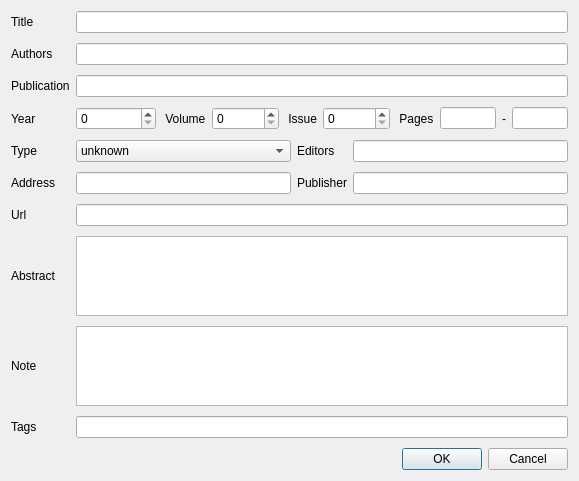
First picture: the form in PaperDlg.ui, repository congchenutd/papernet, before the edit.
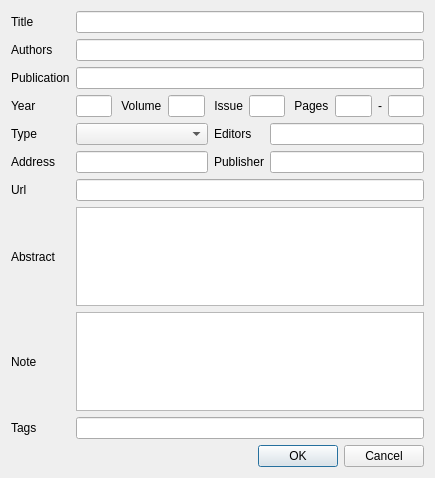
Second picture: the form after the edit. Custom widgets are drawn as their Qt base class.

Commit message: + FieldEdit interface and MyLineEdit, MyPlainTextEdit classes = PaperDlg simplified: all the edits are FieldEdit

The edit to the form file:
```diff
--- a/PaperDlg.ui
+++ b/PaperDlg.ui
@@ -6,71 +6,55 @@
    <rect>
     <x>0</x>
     <y>0</y>
-    <width>579</width>
-    <height>481</height>
+    <width>435</width>
+    <height>478</height>
    </rect>
   </property>
   <property name="windowTitle">
    <string>PaperDlg</string>
   </property>
   <layout class="QGridLayout" name="gridLayout">
-   <property name="verticalSpacing">
-    <number>10</number>
-   </property>
-   <item row="8" column="0">
-    <widget class="QLabel" name="label_4">
+   <item row="0" column="0">
+    <widget class="QLabel" name="label">
      <property name="text">
-      <string>Note</string>
+      <string>Title</string>
      </property>
     </widget>
    </item>
-   <item row="9" column="0">
-    <widget class="QLabel" name="label_6">
+   <item row="0" column="1" colspan="4">
+    <widget class="MyLineEdit" name="leTitle"/>
+   </item>
+   <item row="1" column="0">
+    <widget class="QLabel" name="Authors">
      <property name="text">
-      <string>Tags</string>
+      <string>Authors</string>
      </property>
     </widget>
    </item>
-   <item row="8" column="1" colspan="3">
-    <widget class="QPlainTextEdit" name="teNote"/>
+   <item row="1" column="1" colspan="4">
+    <widget class="MyLineEdit" name="leAuthors"/>
    </item>
-   <item row="10" column="3">
-    <widget class="QDialogButtonBox" name="buttonBox">
-     <property name="standardButtons">
-      <set>QDialogButtonBox::Cancel|QDialogButtonBox::Ok</set>
+   <item row="2" column="0">
+    <widget class="QLabel" name="label_2">
+     <property name="text">
+      <string>Publication</string>
      </property>
     </widget>
    </item>
-   <item row="7" column="1" colspan="3">
-    <widget class="QPlainTextEdit" name="teAbstract"/>
+   <item row="2" column="1" colspan="4">
+    <widget class="MyLineEdit" name="lePublication"/>
    </item>
-   <item row="7" column="0">
-    <widget class="QLabel" name="label_3">
+   <item row="3" column="0">
+    <widget class="QLabel" name="label_5">
      <property name="text">
-      <string>Abstract</string>
+      <string>Year</string>
      </property>
     </widget>
    </item>
-   <item row="3" column="1" colspan="3">
+   <item row="3" column="1" colspan="4">
     <layout class="QHBoxLayout" name="horizontalLayout">
      <item>
-      <widget class="QSpinBox" name="sbYear">
-       <property name="sizePolicy">
-        <sizepolicy hsizetype="Expanding" vsizetype="Fixed">
-         <horstretch>1</horstretch>
-         <verstretch>0</verstretch>
-        </sizepolicy>
-       </property>
-       <property name="minimumSize">
-        <size>
-         <width>80</width>
-         <height>0</height>
-        </size>
-       </property>
-       <property name="maximum">
-        <number>3000</number>
-       </property>
-      </widget>
+      <widget class="MyLineEdit" name="leYear"/>
      </item>
      <item>
       <widget class="QLabel" name="label_8">
@@ -80,20 +64,7 @@
       </widget>
      </item>
      <item>
-      <widget class="QSpinBox" name="sbVolume">
-       <property name="sizePolicy">
-        <sizepolicy hsizetype="Expanding" vsizetype="Fixed">
-         <horstretch>1</horstretch>
-         <verstretch>0</verstretch>
-        </sizepolicy>
-       </property>
-       <property name="maximum">
-        <number>999999999</number>
-       </property>
-       <property name="value">
-        <number>0</number>
-       </property>
-      </widget>
+      <widget class="MyLineEdit" name="leVolume"/>
      </item>
      <item>
       <widget class="QLabel" name="label_9">
@@ -103,20 +74,7 @@
       </widget>
      </item>
      <item>
-      <widget class="QSpinBox" name="sbIssue">
-       <property name="sizePolicy">
-        <sizepolicy hsizetype="Expanding" vsizetype="Fixed">
-         <horstretch>1</horstretch>
-         <verstretch>0</verstretch>
-        </sizepolicy>
-       </property>
-       <property name="maximum">
-        <number>999999999</number>
-       </property>
-       <property name="value">
-        <number>0</number>
-       </property>
-      </widget>
+      <widget class="MyLineEdit" name="leIssue"/>
      </item>
      <item>
       <widget class="QLabel" name="label_10">
@@ -126,14 +84,7 @@
       </widget>
      </item>
      <item>
-      <widget class="QLineEdit" name="leStartPage">
-       <property name="sizePolicy">
-        <sizepolicy hsizetype="Expanding" vsizetype="Fixed">
-         <horstretch>1</horstretch>
-         <verstretch>0</verstretch>
-        </sizepolicy>
-       </property>
-      </widget>
+      <widget class="MyLineEdit" name="leStartPage"/>
      </item>
      <item>
       <widget class="QLabel" name="label_11">
@@ -143,29 +94,29 @@
       </widget>
      </item>
      <item>
-      <widget class="QLineEdit" name="leEndPage">
-       <property name="sizePolicy">
-        <sizepolicy hsizetype="Expanding" vsizetype="Fixed">
-         <horstretch>1</horstretch>
-         <verstretch>0</verstretch>
-        </sizepolicy>
-       </property>
-      </widget>
+      <widget class="MyLineEdit" name="leEndPage"/>
      </item>
     </layout>
    </item>
-   <item row="2" column="1" colspan="3">
-    <widget class="QLineEdit" name="lePublication"/>
+   <item row="4" column="0">
+    <widget class="QLabel" name="label_7">
+     <property name="text">
+      <string>Type</string>
+     </property>
+    </widget>
    </item>
-   <item row="1" column="0">
-    <widget class="QLabel" name="Authors">
+   <item row="4" column="1">
+    <widget class="SetTextComboBox" name="comboType"/>
+   </item>
+   <item row="4" column="2">
+    <widget class="QLabel" name="label_13">
      <property name="text">
-      <string>Authors</string>
+      <string>Editors</string>
      </property>
     </widget>
    </item>
-   <item row="5" column="1">
-    <widget class="QLineEdit" name="leAddress"/>
+   <item row="4" column="4">
+    <widget class="MyLineEdit" name="leEditors"/>
    </item>
    <item row="5" column="0">
     <widget class="QLabel" name="label_14">
@@ -174,29 +125,18 @@
      </property>
     </widget>
    </item>
-   <item row="0" column="0">
-    <widget class="QLabel" name="label">
-     <property name="text">
-      <string>Title</string>
-     </property>
-    </widget>
+   <item row="5" column="1">
+    <widget class="MyLineEdit" name="leAddress"/>
    </item>
-   <item row="5" column="2">
+   <item row="5" column="2" colspan="2">
     <widget class="QLabel" name="label_12">
      <property name="text">
       <string>Publisher</string>
      </property>
     </widget>
    </item>
-   <item row="4" column="0">
-    <widget class="QLabel" name="label_7">
-     <property name="text">
-      <string>Type</string>
-     </property>
-    </widget>
-   </item>
-   <item row="4" column="3">
-    <widget class="QLineEdit" name="leEditors"/>
+   <item row="5" column="4">
+    <widget class="MyLineEdit" name="lePublisher"/>
    </item>
    <item row="6" column="0">
     <widget class="QLabel" name="label_15">
@@ -205,91 +145,46 @@
      </property>
     </widget>
    </item>
-   <item row="4" column="2">
-    <widget class="QLabel" name="label_13">
+   <item row="6" column="1" colspan="4">
+    <widget class="MyLineEdit" name="leUrl"/>
+   </item>
+   <item row="7" column="0">
+    <widget class="QLabel" name="label_3">
      <property name="text">
-      <string>Editors</string>
+      <string>Abstract</string>
      </property>
     </widget>
    </item>
-   <item row="2" column="0">
-    <widget class="QLabel" name="label_2">
+   <item row="7" column="1" colspan="4">
+    <widget class="MyPlainTextEdit" name="teAbstract"/>
+   </item>
+   <item row="8" column="0">
+    <widget class="QLabel" name="label_4">
      <property name="text">
-      <string>Publication</string>
+      <string>Note</string>
      </property>
     </widget>
    </item>
-   <item row="3" column="0">
-    <widget class="QLabel" name="label_5">
+   <item row="8" column="1" colspan="4">
+    <widget class="MyPlainTextEdit" name="teNote"/>
+   </item>
+   <item row="9" column="0">
+    <widget class="QLabel" name="label_6">
      <property name="text">
-      <string>Year</string>
+      <string>Tags</string>
      </property>
     </widget>
    </item>
-   <item row="1" column="1" colspan="3">
-    <widget class="QLineEdit" name="leAuthors"/>
+   <item row="9" column="1" colspan="4">
+    <widget class="MyLineEdit" name="leTags"/>
    </item>
-   <item row="0" column="1" colspan="3">
-    <widget class="QLineEdit" name="leTitle"/>
-   </item>
-   <item row="6" column="1" colspan="3">
-    <widget class="QLineEdit" name="leUrl"/>
-   </item>
-   <item row="4" column="1">
-    <widget class="SetTextComboBox" name="comboType">
-     <item>
-      <property name="text">
-       <string>unknown</string>
-      </property>
-     </item>
-     <item>
-      <property name="text">
-       <string>journal</string>
-      </property>
-     </item>
-     <item>
-      <property name="text">
-       <string>inproceedings</string>
-      </property>
-     </item>
-     <item>
-      <property name="text">
-       <string>conference</string>
-      </property>
-     </item>
-     <item>
-      <property name="text">
-       <string>book</string>
-      </property>
-     </item>
-     <item>
-      <property name="text">
-       <string>book chapter</string>
-      </property>
-     </item>
-     <item>
-      <property name="text">
-       <string>technical report</string>
-      </property>
-     </item>
-     <item>
-      <property name="text">
-       <string>thesis</string>
-      </property>
-     </item>
-     <item>
-      <property name="text">
-       <string>electronic</string>
-      </property>
-     </item>
+   <item row="10" column="3" colspan="2">
+    <widget class="QDialogButtonBox" name="buttonBox">
+     <property name="standardButtons">
+      <set>QDialogButtonBox::Cancel|QDialogButtonBox::Ok</set>
+     </property>
     </widget>
    </item>
-   <item row="5" column="3">
-    <widget class="QLineEdit" name="lePublisher"/>
-   </item>
-   <item row="9" column="1" colspan="3">
-    <widget class="QLineEdit" name="leTags"/>
-   </item>
   </layout>
  </widget>
  <layoutdefault spacing="6" margin="11"/>
@@ -299,6 +194,16 @@
    <extends>QComboBox</extends>
    <header>SetTextComboBox.h</header>
   </customwidget>
+  <customwidget>
+   <class>MyLineEdit</class>
+   <extends>QLineEdit</extends>
+   <header>FieldEdit.h</header>
+  </customwidget>
+  <customwidget>
+   <class>MyPlainTextEdit</class>
+   <extends>QPlainTextEdit</extends>
+   <header>FieldEdit.h</header>
+  </customwidget>
  </customwidgets>
  <tabstops>
   <tabstop>leTitle</tabstop>
```
Left out of the diff: 12 changed lines with no effect on the pictures. The commit also changes 14 other files.
